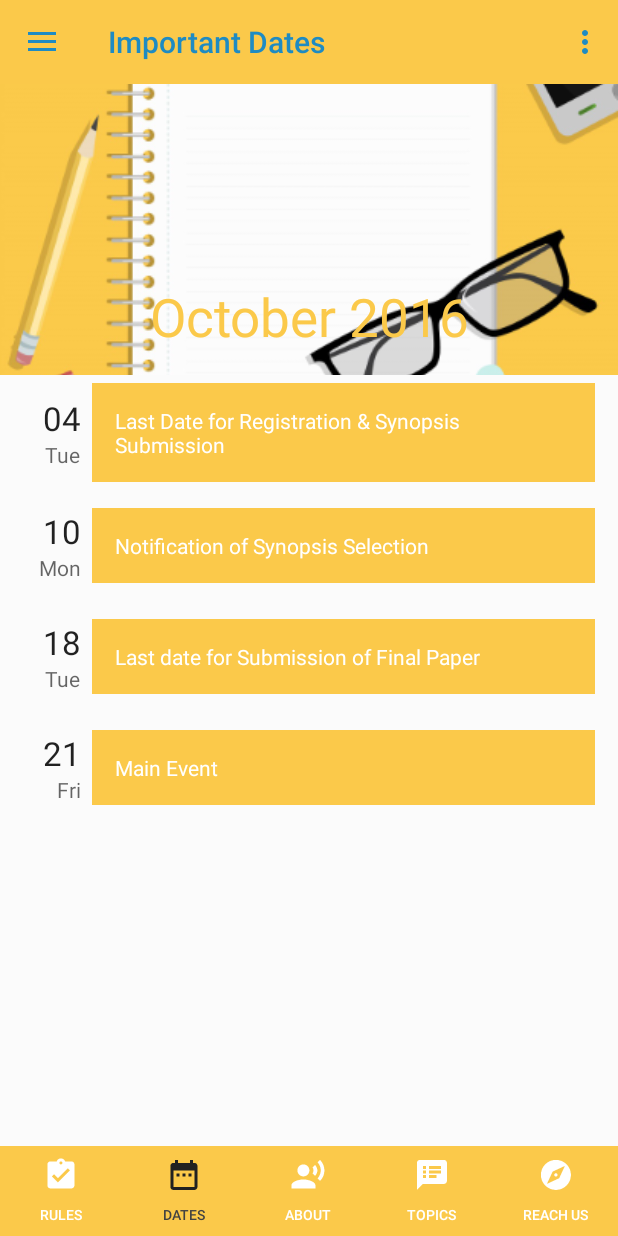
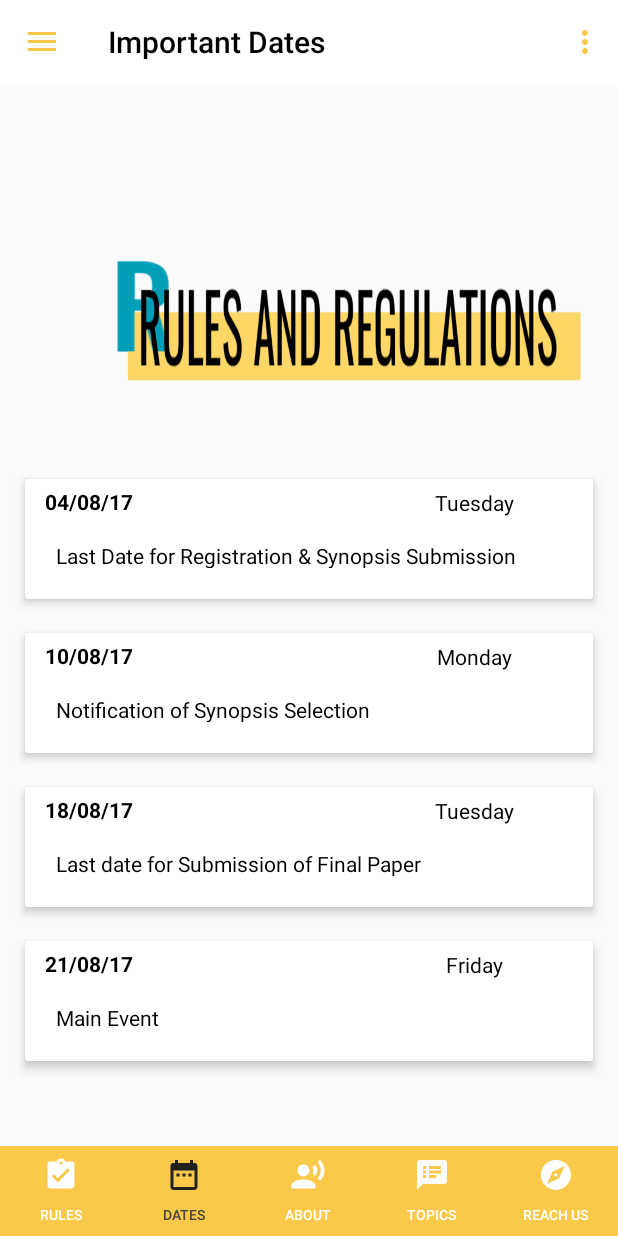
Before and after one commit to Bondzio/Scrolls17, an Android app: the screen it shows after launch (MainActivity), item 2 of the bottom bar chosen, on a phone screen of 412 x 824 dp. Run offline under Robolectric (Android 15) with nearby library versions, the phone set to English and light mode, and no system bars; libraries missing offline, so code that uses them is left out: com.crashlytics.android, com.directions.route, com.fmsirvent, com.schibsted.spain, io.fabric.sdk; plain views replace PEWImageView; 9 statements that could not run were skipped.

Commit message:
schedule made

```diff
--- a/app/src/main/java/in/silive/scrolls16/Adapters/ScheduleAdapter.java
+++ b/app/src/main/java/in/silive/scrolls16/Adapters/ScheduleAdapter.java
@@ -31,36 +31,28 @@ public class ScheduleAdapter extends RecyclerView.Adapter<RecyclerView.ViewHolde
         this.days = days;
     }
 
-    @Override
-    public int getItemViewType(int position) {
-        return position==0?0:1;
-    }
+
     @Override
     public RecyclerView.ViewHolder onCreateViewHolder(ViewGroup parent, int viewType) {
-        if (viewType == 0)
-            return new ScheduleAdapter.ParallaxVH(LayoutInflater.from(context).inflate(R.layout.parallax_header, parent, false));
-        else
-            return new ViewHolder(LayoutInflater.from(context).inflate(R.layout.item_schedule, parent, false));
+
+
+            return new ViewHolder(LayoutInflater.from(context).inflate(R.layout.schedulerow, parent, false));
     }
 
 
     @Override
     public void onBindViewHolder(final RecyclerView.ViewHolder holder, final int position) {
-        if (position ==0){
-            ((ParallaxVH)holder).iv.setImageResource(R.drawable.sch_header);
-            ((ParallaxVH)holder).tvMon.setVisibility(View.VISIBLE);
-        }
-        else {
-            ((ScheduleAdapter.ViewHolder)holder).tvDate.setText(dates[position-1]);
-            ((ScheduleAdapter.ViewHolder)holder).tvTitle.setText(labels[position-1]);
-            ((ScheduleAdapter.ViewHolder)holder).tvDay.setText(days[position-1]);
-        }
+
+            ((ScheduleAdapter.ViewHolder)holder).tvDate.setText(dates[position]);
+            ((ScheduleAdapter.ViewHolder)holder).tvTitle.setText(labels[position]);
+            ((ScheduleAdapter.ViewHolder)holder).tvDay.setText(days[position]);
+
     }
 
 
     @Override
     public int getItemCount() {
-        return dates.length+1;
+        return dates.length;
     }
 
     public class ViewHolder extends RecyclerView.ViewHolder{
@@ -74,14 +66,5 @@ public class ScheduleAdapter extends RecyclerView.Adapter<RecyclerView.ViewHolde
 
         }
     }
-    public class ParallaxVH extends RecyclerView.ViewHolder{
-        PEWImageView iv;
-        TextView tvMon;
-        public ParallaxVH(View itemView) {
-            super(itemView);
-            iv = (PEWImageView) itemView.findViewById(R.id.pIVHeader);
-            tvMon= (TextView)itemView.findViewById(R.id.tvMon);
 
-        }
-    }
 }
--- a/app/src/main/java/in/silive/scrolls16/Fragments/ScheduleFragment.java
+++ b/app/src/main/java/in/silive/scrolls16/Fragments/ScheduleFragment.java
@@ -39,8 +39,8 @@ public class ScheduleFragment extends Fragment  {
     public View onCreateView(LayoutInflater inflater, ViewGroup container,
                              Bundle savedInstanceState) {
         // Inflate the layout for this fragment
-        View view = inflater.inflate(R.layout.fragment_schedule, container, false);
-        rvSchedule = (RecyclerView) view.findViewById(R.id.rvSchedule);
+        View view = inflater.inflate(R.layout.topics, container, false);
+        rvSchedule = (RecyclerView) view.findViewById(R.id.rvtopics);
         linearLayoutManager = new LinearLayoutManager(getContext(), LinearLayoutManager.VERTICAL, false);
         dates = getContext().getResources().getStringArray(R.array.schedule_dates);
         labels = getContext().getResources().getStringArray(R.array.schedule_labels);
--- a/app/src/main/res/layout/activity_main.xml
+++ b/app/src/main/res/layout/activity_main.xml
@@ -34,9 +34,9 @@
             android:id="@+id/toolbar"
             android:layout_width="match_parent"
             android:layout_height="?android:attr/actionBarSize"
-            android:background="@color/colorPrimary"
+            android:background="@color/white"
             app:theme="@style/MainActivityToolbar"
-            app:titleTextColor="#1E8BC3" />
+            app:titleTextColor="#000000" />
 
         <android.support.design.widget.TabLayout
             android:id="@+id/tabLayout"
@@ -68,9 +68,9 @@
         android:layout_width="wrap_content"
         android:layout_height="match_parent"
         android:layout_gravity="start"
-        android:background="@color/bg_gray"
+        android:background="@color/white"
         android:fitsSystemWindows="true"
-        app:itemTextColor="@color/colorPrimary"
+        app:itemTextColor="#000000"
         app:menu="@menu/navigation_items">
 
         <!--  Footer-->
--- /dev/null
+++ b/app/src/main/res/layout/schedulerow.xml
@@ -0,0 +1,149 @@
+<?xml version="1.0" encoding="utf-8"?>
+<android.support.v7.widget.CardView xmlns:android="http://schemas.android.com/apk/res/android"
+    xmlns:tools="http://schemas.android.com/tools"
+    android:layout_width="match_parent"
+    android:layout_height="wrap_content"
+    xmlns:card_view="http://schemas.android.com/apk/res-auto"
+    xmlns:app="http://schemas.android.com/apk/res-auto"
+    card_view:cardElevation="4dp"
+    card_view:cardUseCompatPadding="true"
+    android:hardwareAccelerated="true"
+    android:layout_marginStart="12dp"
+    android:layout_marginEnd="12dp"
+    android:layout_marginTop="7dp"
+    android:layout_marginBottom="2dp">
+
+    <android.support.constraint.ConstraintLayout
+        android:layout_width="match_parent"
+        android:layout_height="80dp"
+        android:orientation="vertical"
+        android:padding="5dp"
+        android:gravity="center_vertical">
+        <android.support.constraint.Guideline
+            android:layout_width="wrap_content"
+            android:layout_height="wrap_content"
+            android:id="@+id/guideline10"
+            app:layout_constraintGuide_percent="0"
+            android:orientation="vertical"
+
+            tools:layout_editor_absoluteY="68dp"
+            tools:layout_editor_absoluteX="17dp" />
+        <android.support.constraint.Guideline
+            android:layout_width="wrap_content"
+            android:layout_height="wrap_content"
+            android:id="@+id/guideline20"
+            app:layout_constraintGuide_percent="0.3"
+            android:orientation="vertical"
+
+            tools:layout_editor_absoluteY="68dp"
+            tools:layout_editor_absoluteX="17dp" />
+        <android.support.constraint.Guideline
+            android:layout_width="wrap_content"
+            android:layout_height="wrap_content"
+            android:id="@+id/guideline21"
+            app:layout_constraintGuide_percent="0.6"
+            android:orientation="vertical"
+
+            tools:layout_editor_absoluteY="68dp"
+            tools:layout_editor_absoluteX="17dp" />
+
+
+        <android.support.constraint.Guideline
+            android:layout_width="wrap_content"
+            android:layout_height="wrap_content"
+            android:id="@+id/guideline12"
+            app:layout_constraintGuide_percent="1"
+            android:orientation="vertical"
+
+            tools:layout_editor_absoluteY="68dp"
+            tools:layout_editor_absoluteX="357dp" />
+
+        <android.support.constraint.Guideline
+            android:layout_width="wrap_content"
+            android:layout_height="wrap_content"
+            android:id="@+id/guideline13"
+            app:layout_constraintGuide_percent="0"
+            android:orientation="horizontal"
+
+            tools:layout_editor_absoluteY="68dp"
+            tools:layout_editor_absoluteX="17dp" />
+        <android.support.constraint.Guideline
+            android:layout_width="wrap_content"
+            android:layout_height="wrap_content"
+            android:id="@+id/guideline19"
+            app:layout_constraintGuide_percent="0.3"
+            android:orientation="horizontal"
+
+            tools:layout_editor_absoluteY="68dp"
+            tools:layout_editor_absoluteX="17dp" />
+        <android.support.constraint.Guideline
+            android:layout_width="wrap_content"
+            android:layout_height="wrap_content"
+            android:id="@+id/guideline16"
+            app:layout_constraintGuide_percent="0.3"
+            android:orientation="horizontal"
+            tools:layout_editor_absoluteY="87dp"
+            tools:layout_editor_absoluteX="17dp" />
+
+        <android.support.constraint.Guideline
+            android:layout_width="wrap_content"
+            android:layout_height="wrap_content"
+            android:id="@+id/guideline14"
+            app:layout_constraintGuide_percent="1"
+            android:orientation="horizontal"
+
+            tools:layout_editor_absoluteY="115dp"
+            tools:layout_editor_absoluteX="17dp" />
+        <TextView
+            android:id="@+id/tvDate"
+            android:layout_width="0dp"
+            android:layout_height="0dp"
+           card_view:layout_constraintLeft_toLeftOf="@+id/guideline10"
+            card_view:layout_constraintRight_toRightOf="@+id/guideline20"
+            card_view:layout_constraintTop_toTopOf="@+id/guideline13"
+            card_view:layout_constraintBottom_toTopOf="@+id/guideline19"
+            android:text="28/08/17"
+            android:textColor="#000000"
+            android:textStyle="bold"
+            android:textAppearance="@android:style/TextAppearance.Small"
+            android:layout_marginLeft="8dp"
+            android:layout_marginRight="8dp"
+            card_view:layout_constraintHorizontal_bias="0.0"
+            card_view:layout_constraintVertical_bias="0.0"
+            android:layout_marginTop="0dp"
+            android:layout_marginBottom="0dp" />
+
+        <TextView
+            android:id="@+id/tvWeekDay"
+            android:layout_width="0dp"
+            android:layout_height="0dp"
+            android:textColor="#000000"
+            card_view:layout_constraintLeft_toLeftOf="@+id/guideline21"
+            card_view:layout_constraintRight_toRightOf="@+id/guideline12"
+            card_view:layout_constraintTop_toTopOf="@+id/guideline13"
+            card_view:layout_constraintBottom_toTopOf="@+id/guideline19"
+            android:textAppearance="@android:style/TextAppearance.Small"
+            android:text="Friday"
+            android:gravity="center"
+            android:layout_marginLeft="0dp" />
+
+        <TextView
+            android:id="@+id/tvTitle"
+            android:layout_width="0dp"
+            android:layout_height="0dp"
+            card_view:layout_constraintLeft_toLeftOf="@+id/guideline10"
+            card_view:layout_constraintRight_toRightOf="@+id/guideline12"
+            card_view:layout_constraintTop_toTopOf="@+id/guideline16"
+            card_view:layout_constraintBottom_toTopOf="@+id/guideline14"
+            android:layout_gravity="center_vertical"
+            android:padding="15dp"
+            android:text="Title"
+            android:textAppearance="@android:style/TextAppearance.Small"
+            android:textColor="#000000"
+            tools:layout_editor_absoluteY="68dp"
+            tools:layout_editor_absoluteX="8dp" />
+
+
+
+    </android.support.constraint.ConstraintLayout>
+</android.support.v7.widget.CardView>
--- a/app/src/main/res/values/strings.xml
+++ b/app/src/main/res/values/strings.xml
@@ -20,16 +20,16 @@
     <string name="drawer_close">Close Drawer</string>
 
     <string-array name="schedule_dates">
-        <item>04</item>
-        <item>10</item>
-        <item>18</item>
-        <item>21</item>
+        <item>04/08/17</item>
+        <item>10/08/17</item>
+        <item>18/08/17</item>
+        <item>21/08/17</item>
     </string-array>
     <string-array name="schedule_days">
-        <item>Tue</item>
-        <item>Mon</item>
-        <item>Tue</item>
-        <item>Fri</item>
+        <item>Tuesday</item>
+        <item>Monday</item>
+        <item>Tuesday</item>
+        <item>Friday</item>
     </string-array>
     <string-array name="schedule_labels">
         <item>Last Date for Registration &amp; Synopsis Submission</item>
--- a/app/src/main/res/values/styles.xml
+++ b/app/src/main/res/values/styles.xml
@@ -22,7 +22,7 @@
 
     </style>
     <style name="MainActivityToolbar" parent="ScrollsTheme">
-        <item name="colorControlNormal">#1E8BC3</item>
+        <item name="colorControlNormal">@color/colorPrimary</item>
         <item name="controlBackground">@color/colorPrimary</item>
         <item name="android:textColorSecondary">@color/colorPrimary</item>
         <!--<item name="android:titleTextColor">@color/colorPrimary</item>-->
```
